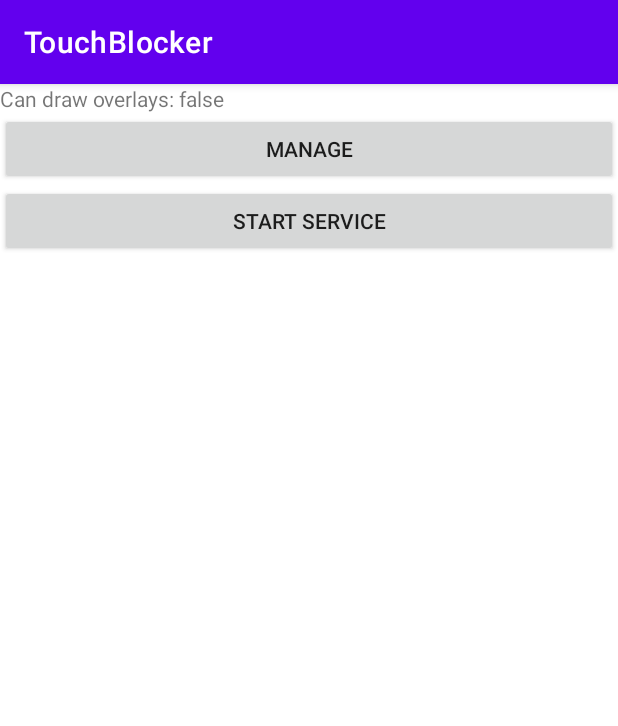
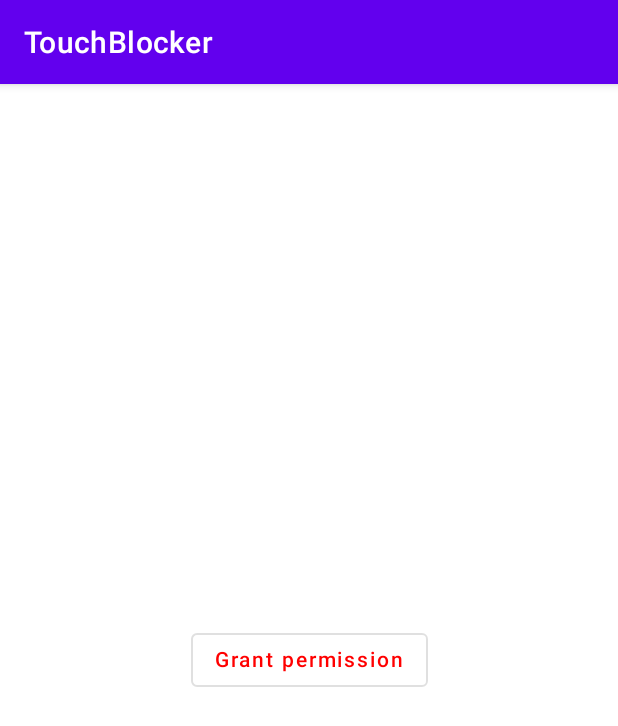
Before and after one commit to gabrielfeo/TouchBlocker, an Android app built with Jetpack Compose: the screen it shows after launch (MainActivity), on a phone screen of 412 x 824 dp. Shown: the top 726 px of the screen. Run offline under Robolectric (Android 15) with nearby library versions, the phone set to English and light mode, and no system bars.

Commit message:
Migrate UI to Compose

```diff
--- a/app/src/main/java/com/gabrielfeo/touchblocker/MainActivity.kt
+++ b/app/src/main/java/com/gabrielfeo/touchblocker/MainActivity.kt
@@ -1,80 +1,60 @@
 package com.gabrielfeo.touchblocker
 
-import android.annotation.SuppressLint
 import android.content.Intent
 import android.net.Uri
 import android.os.Bundle
 import android.provider.Settings
 import android.provider.Settings.ACTION_MANAGE_OVERLAY_PERMISSION
-import android.view.View
-import android.view.ViewGroup
-import android.widget.Button
-import android.widget.LinearLayout
-import android.view.ViewGroup.LayoutParams.MATCH_PARENT
-import android.view.ViewGroup.LayoutParams.WRAP_CONTENT
-import android.widget.TextView
+import androidx.activity.compose.setContent
 import androidx.appcompat.app.AppCompatActivity
-import androidx.lifecycle.MutableLiveData
+import androidx.compose.foundation.layout.*
+import androidx.compose.material.*
+import androidx.compose.runtime.Composable
+import androidx.compose.runtime.getValue
+import androidx.compose.runtime.mutableStateOf
+import androidx.compose.runtime.setValue
+import androidx.compose.ui.Alignment
+import androidx.compose.ui.Modifier
+import androidx.compose.ui.graphics.Color
+import androidx.compose.ui.platform.ComposeView
+import androidx.compose.ui.text.style.TextAlign
+import androidx.compose.ui.tooling.preview.Preview
+import androidx.compose.ui.unit.dp
+import androidx.compose.ui.unit.sp
 
 class MainActivity : AppCompatActivity() {
 
-    private val canDrawOverlays = MutableLiveData<Boolean>()
+    private var canBlock: Boolean by mutableStateOf(false)
+    private var startedService: Boolean by mutableStateOf(false)
 
-    @SuppressLint("SetTextI18n")
+    private fun checkCanBlock() = Settings.canDrawOverlays(this)
+
     override fun onCreate(savedInstanceState: Bundle?) {
         super.onCreate(savedInstanceState)
-        val container = createContentView()
-        setContentView(container)
-    }
-
-    private fun createContentView(): LinearLayout {
-        val canDrawStatusView = createCanDrawStatusView()
-        val activateButton = createStartButton()
-        val manageButton = createManageButton()
-        return LinearLayout(this).apply {
-            layoutParams = LinearLayout.LayoutParams(MATCH_PARENT, MATCH_PARENT)
-            orientation = LinearLayout.VERTICAL
-            addView(canDrawStatusView)
-            addView(manageButton)
-            addView(activateButton)
+        setContent {
+            ManageScreen(
+                canBlock = canBlock,
+                serviceRunning = startedService,
+                onGrantPermissionClick = ::goToPermissionSettings,
+                onStartBlockingClick = ::startTouchBlockerService,
+            )
         }
     }
 
-    @SuppressLint("SetTextI18n")
-    @Suppress("LiftReturnOrAssignment")
-    private fun createStartButton(): Button {
-        return Button(this).apply {
-            text = "Start service"
-            setOnClickListener {
-                val startTouchBlocker = Intent(this@MainActivity, TouchBlockerService::class.java)
-                startService(startTouchBlocker)
-            }
-        }
+    override fun onStart() {
+        super.onStart()
+        canBlock = checkCanBlock()
     }
 
-    @SuppressLint("SetTextI18n")
-    private fun createManageButton(): Button {
-        return Button(this).apply {
-            text = "Manage"
-            setOnClickListener {
-                val packageUri = Uri.parse("package:$packageName")
-                val managePermission = Intent(ACTION_MANAGE_OVERLAY_PERMISSION, packageUri)
-                startActivity(managePermission)
-            }
-        }
+    private fun startTouchBlockerService() {
+        val startTouchBlocker = Intent(this@MainActivity, TouchBlockerService::class.java)
+        startService(startTouchBlocker)
+        startedService = true
     }
 
-    @SuppressLint("SetTextI18n")
-    private fun createCanDrawStatusView(): TextView {
-        return TextView(this).apply {
-            canDrawOverlays.observe(this@MainActivity, {
-                text = "Can draw overlays: $it"
-            })
-        }
-    }
-
-    override fun onResume() {
-        super.onResume()
-        canDrawOverlays.value = Settings.canDrawOverlays(this)
+    private fun goToPermissionSettings() {
+        val packageUri = Uri.parse("package:$packageName")
+        val managePermission = Intent(ACTION_MANAGE_OVERLAY_PERMISSION, packageUri)
+        startActivity(managePermission)
     }
 }
--- /dev/null
+++ b/app/src/main/java/com/gabrielfeo/touchblocker/ManageScreen.kt
@@ -0,0 +1,106 @@
+package com.gabrielfeo.touchblocker
+
+import androidx.compose.foundation.layout.*
+import androidx.compose.material.*
+import androidx.compose.runtime.Composable
+import androidx.compose.ui.Alignment
+import androidx.compose.ui.Modifier
+import androidx.compose.ui.graphics.Color
+import androidx.compose.ui.text.style.TextAlign
+import androidx.compose.ui.tooling.preview.Preview
+import androidx.compose.ui.unit.dp
+import androidx.compose.ui.unit.sp
+
+@Composable
+fun ManageScreen(
+    canBlock: Boolean,
+    serviceRunning: Boolean,
+    onGrantPermissionClick: () -> Unit,
+    onStartBlockingClick: () -> Unit,
+) {
+    Scaffold {
+        Column(
+            modifier = Modifier.padding(24.dp).fillMaxSize(),
+            verticalArrangement = Arrangement.Center,
+            horizontalAlignment = Alignment.CenterHorizontally,
+        ) {
+            if (canBlock) {
+                if (serviceRunning) {
+                    RunningStatusText()
+                } else {
+                    StartBlockingButton(onStartBlockingClick)
+                }
+            } else {
+                GrantPermissionButton(onGrantPermissionClick)
+            }
+        }
+    }
+}
+
+@Composable
+private fun GrantPermissionButton(onGrantPermissionClick: () -> Unit) {
+    OutlinedButton(
+        onClick = onGrantPermissionClick,
+        colors = ButtonDefaults.outlinedButtonColors(contentColor = Color.Red)
+    ) {
+        Text("Grant permission")
+    }
+}
+
+@Composable
+private fun StartBlockingButton(onStartBlockingClick: () -> Unit) {
+    Button(
+        onClick = onStartBlockingClick,
+        colors = ButtonDefaults.buttonColors(
+            backgroundColor = Color.White,
+            contentColor = Color.Black,
+        )
+    ) {
+        Text("Start blocking")
+    }
+}
+
+@Composable
+private fun RunningStatusText() {
+    StatusTextParagraph("Running!")
+    Spacer(modifier = Modifier.size(2.dp))
+    StatusTextParagraph("Please use the notification to toggle blocking on/off")
+}
+
+@Composable
+private fun StatusTextParagraph(text: String) {
+    Text(text, color = Color.Black, textAlign = TextAlign.Center, fontSize = 18.sp)
+}
+
+@Preview("Without permission")
+@Composable
+fun ManageScreenWithoutPermission() {
+    ManageScreen(
+        canBlock = false,
+        serviceRunning = false,
+        onGrantPermissionClick = {},
+        onStartBlockingClick = {}
+    )
+}
+
+@Preview("With permission")
+@Composable
+fun ManageScreenWithPermission() {
+    ManageScreen(
+        canBlock = true,
+        serviceRunning = false,
+        onGrantPermissionClick = {},
+        onStartBlockingClick = {}
+    )
+}
+
+@Preview("Service running")
+@Composable
+fun ManageScreenServiceRunning() {
+    ManageScreen(
+        canBlock = true,
+        serviceRunning = true,
+        onGrantPermissionClick = {},
+        onStartBlockingClick = {}
+    )
+}
```
